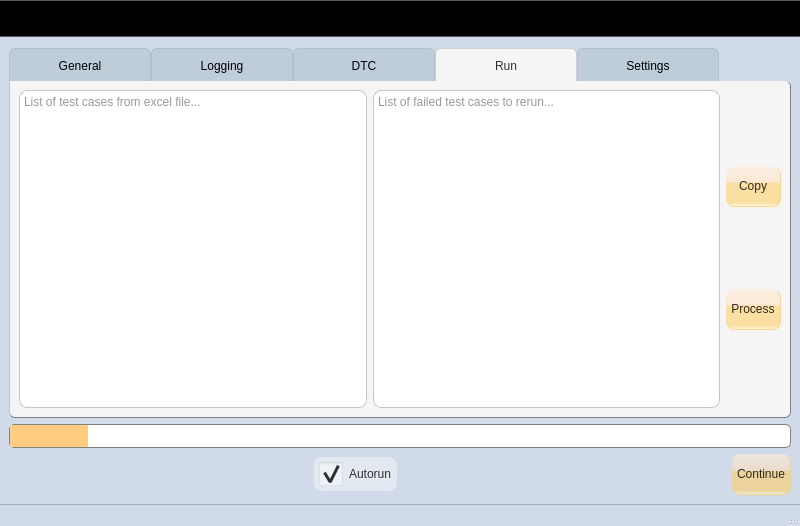
Before: the Qt Designer form AutomationGUI_ui.ui in vulevu121/AutomationGUI, drawn with Qt 5.
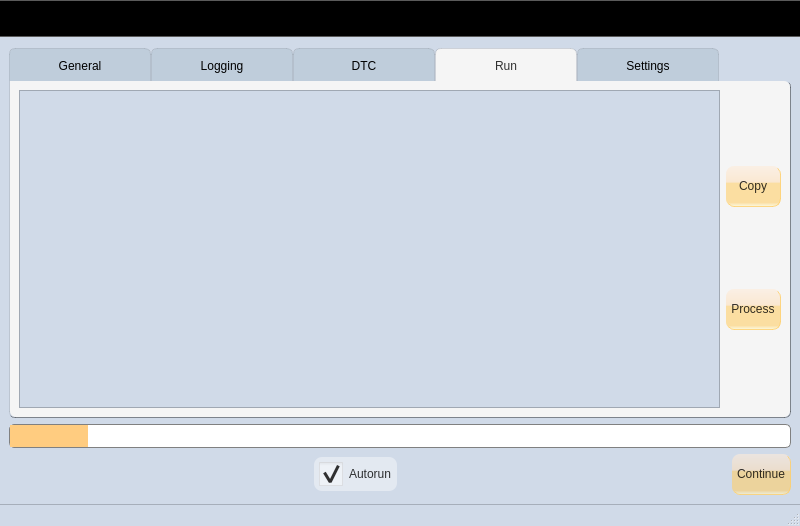
After: the same form once the commit is applied. Icons and pictures are not drawn.

Commit message: Updated run list

Diff of the .ui file:
```diff
--- a/AutomationGUI_ui.ui
+++ b/AutomationGUI_ui.ui
@@ -870,24 +870,7 @@
        </attribute>
        <layout class="QHBoxLayout" name="horizontalLayout_5">
         <item>
-         <widget class="QPlainTextEdit" name="runEdit">
-          <property name="verticalScrollBarPolicy">
-           <enum>Qt::ScrollBarAsNeeded</enum>
-          </property>
-          <property name="placeholderText">
-           <string>List of test cases from excel file...</string>
-          </property>
-         </widget>
-        </item>
-        <item>
-         <widget class="QPlainTextEdit" name="runYesNoEdit">
-          <property name="verticalScrollBarPolicy">
-           <enum>Qt::ScrollBarAsNeeded</enum>
-          </property>
-          <property name="placeholderText">
-           <string>List of failed test cases to rerun...</string>
-          </property>
-         </widget>
+         <widget class="QTableView" name="runTableView"/>
         </item>
         <item>
          <layout class="QVBoxLayout" name="verticalLayout_9">
```
The commit also changes 4 other files.
